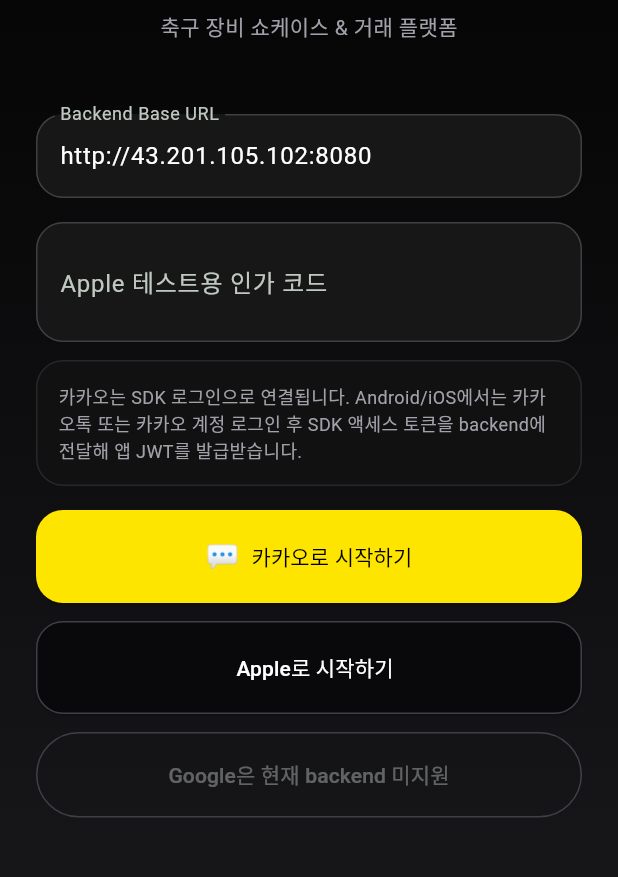
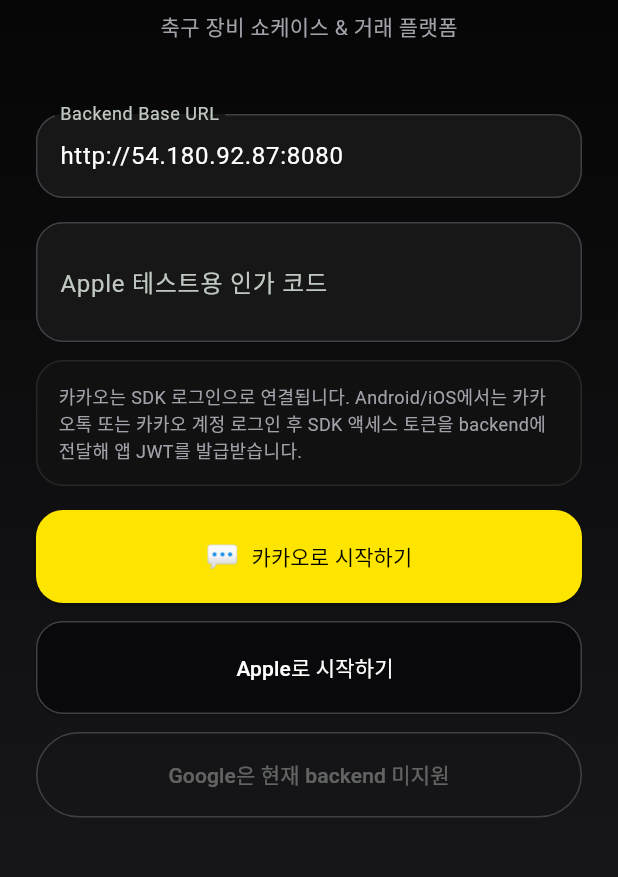
Before and after one commit to opixxx/GearShow, a Flutter app: the screen it shows after launch, on a phone screen of 412 x 824 dp, the part 285-1162 px from its top. Run offline on Flutter 3.47's test engine with Material 3 defaults, Android fonts, the phone set to English and light mode, and no system bars; our stand-ins replace cached_network_image, image_picker, webview_flutter; missing offline and left inert: kakao_flutter_sdk_common, kakao_flutter_sdk_user, model_viewer_plus; accounts and stored records are empty.

Commit message:
fix(frontend): prod API URL 을 현재 EC2 IP 로 업데이트
기존 43.201.105.102 (이전 EC2) → 54.180.92.87 (현재 EC2).

주의: Amazon 이 인스턴스에 할당한 임시 public IP 이므로 재부팅 시 바뀐다.
장기적으로는 Elastic IP 할당 또는 도메인 연결이 필요하다.
Javadoc 주석에 이 제약을 명시해 두었다.

```diff
--- a/frontend/lib/src/app.dart
+++ b/frontend/lib/src/app.dart
@@ -24,9 +24,12 @@
   bool get isDev => environment == AppEnvironment.dev;
 
   /// 환경별 기본 API URL.
+  ///
+  /// 주의: prod URL 의 IP 는 EC2 의 Amazon 할당 public IP 이므로
+  /// 인스턴스 재부팅 시 바뀔 수 있다. 장기적으로는 Elastic IP 또는 도메인 연결 필요.
   static const _defaultBaseUrls = {
     AppEnvironment.dev: 'http://localhost:8080',
-    AppEnvironment.prod: 'http://43.201.105.102:8080',
+    AppEnvironment.prod: 'http://54.180.92.87:8080',
   };
 
   late String baseUrl = _defaultBaseUrls[environment]!;
```
